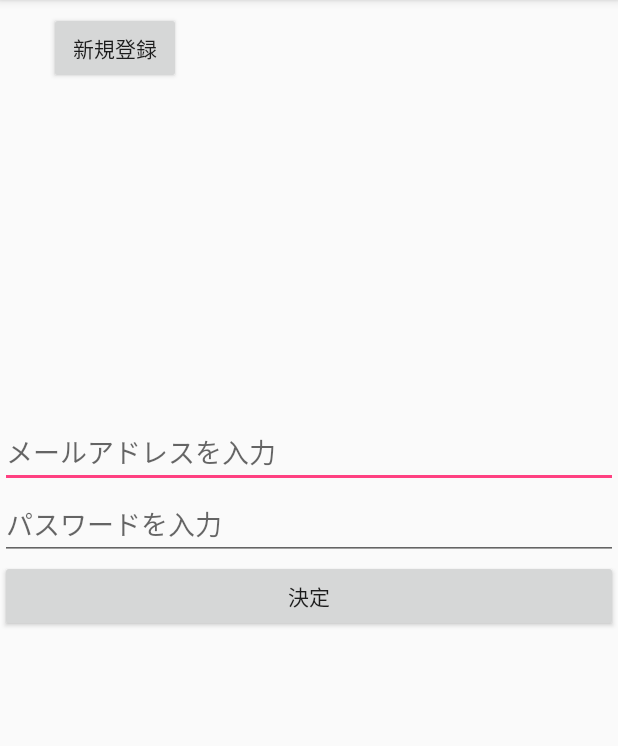
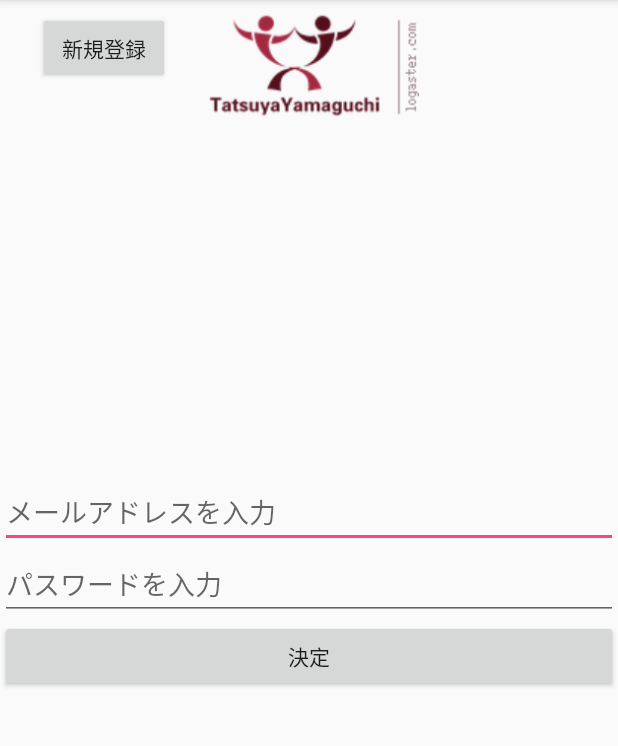
Before and after one commit to OnikiHub/TatsuyaYamaguchi, an Android app: the U_01 screen opened directly, with no data from a screen before it, on a phone screen of 412 x 824 dp, the part 84-830 px from its top. Run offline under Robolectric (Android 15) with nearby library versions, the phone set to English and light mode, and no system bars.

Commit message:
Merge branch 'master' of https://github.com/OnikiHub/TatsuyaYamaguchi into HEAD
# Conflicts:
#	app/src/main/java/jp/ac/asojuku/tatsuyayamaguchi/MainActivity.java

```diff
--- a/app/src/main/java/jp/ac/asojuku/tatsuyayamaguchi/MainActivity.java
+++ b/app/src/main/java/jp/ac/asojuku/tatsuyayamaguchi/MainActivity.java
@@ -12,10 +12,6 @@ public class MainActivity extends AppCompatActivity {
 
 <<<<<<<<< Temporary merge branch 1
         ias
-                unkowwwwww
-
-
-                松尾は黒確
 
 =========
 
@@ -47,5 +43,3 @@ public class MainActivity extends AppCompatActivity {
 
 
 }
-
-netabaresunnnagaiji
--- a/app/src/main/res/layout/activity_u_01.xml
+++ b/app/src/main/res/layout/activity_u_01.xml
@@ -10,23 +10,26 @@
         android:id="@+id/entry"
         android:layout_width="wrap_content"
         android:layout_height="wrap_content"
+        android:layout_marginEnd="8dp"
         android:layout_marginLeft="8dp"
+        android:layout_marginRight="8dp"
         android:layout_marginStart="8dp"
         android:layout_marginTop="8dp"
         android:text="@string/entry"
-        app:layout_constraintEnd_toEndOf="parent"
-        app:layout_constraintHorizontal_bias="0.079"
+        app:layout_constraintEnd_toStartOf="@+id/imageView4"
         app:layout_constraintStart_toStartOf="parent"
         app:layout_constraintTop_toTopOf="parent" />
 
     <LinearLayout
+        android:id="@+id/linearLayout"
         android:layout_width="match_parent"
         android:layout_height="269dp"
         android:layout_marginBottom="8dp"
-        android:layout_marginTop="8dp"
+        android:layout_marginTop="88dp"
         android:orientation="vertical"
         app:layout_constraintBottom_toBottomOf="parent"
-        app:layout_constraintTop_toBottomOf="@+id/entry">
+        app:layout_constraintTop_toBottomOf="@+id/entry"
+        tools:layout_editor_absoluteX="0dp">
 
         <EditText
             android:id="@+id/mail"
@@ -51,4 +54,22 @@
             android:text="@string/decide" />
     </LinearLayout>
 
+    <ImageView
+        android:id="@+id/imageView4"
+        android:layout_width="141dp"
+        android:layout_height="wrap_content"
+        android:layout_marginBottom="8dp"
+        android:layout_marginEnd="120dp"
+        android:layout_marginLeft="8dp"
+        android:layout_marginRight="120dp"
+        android:layout_marginStart="8dp"
+        android:layout_marginTop="8dp"
+        app:layout_constraintBottom_toTopOf="@+id/linearLayout"
+        app:layout_constraintEnd_toEndOf="parent"
+        app:layout_constraintHorizontal_bias="0.913"
+        app:layout_constraintStart_toStartOf="parent"
+        app:layout_constraintTop_toTopOf="parent"
+        app:layout_constraintVertical_bias="0.0"
+        app:srcCompat="@drawable/yamaguchi" />
+
 </android.support.constraint.ConstraintLayout>
```
Also changed, not shown: app/src/main/res/layout/activity_login.xml (+1 -62 lines).
